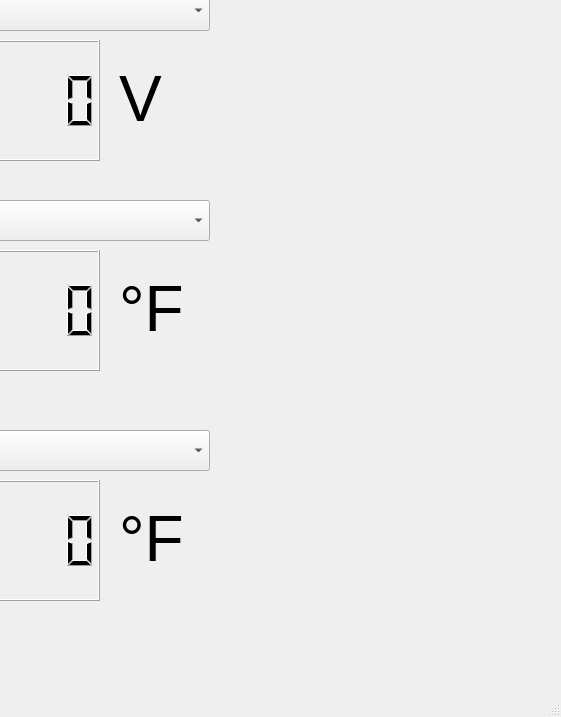
Above: basic_GUI.ui from jbaviation/humidity_cart before the change; both pictures show x 151 to 712 and y 160 to 877 of the 712 by 877 pixel window. Below: the same form after it.
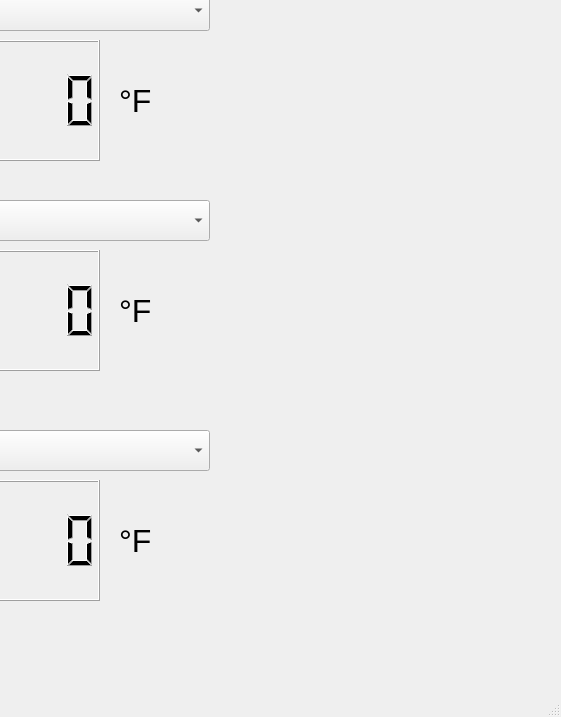
That is the form after the change.

Patch:
```diff
--- a/basic_GUI.ui
+++ b/basic_GUI.ui
@@ -62,12 +62,18 @@
      <rect>
       <x>270</x>
       <y>220</y>
-      <width>151</width>
+      <width>371</width>
       <height>81</height>
      </rect>
     </property>
+    <property name="font">
+     <font>
+      <family>Arial</family>
+      <pointsize>24</pointsize>
+     </font>
+    </property>
     <property name="text">
-     <string>&lt;html&gt;&lt;head/&gt;&lt;body&gt;&lt;p&gt;&lt;span style=&quot; font-size:48pt;&quot;&gt;V&lt;/span&gt;&lt;/p&gt;&lt;/body&gt;&lt;/html&gt;</string>
+     <string>°F</string>
     </property>
    </widget>
    <widget class="QLabel" name="HumGenUnits2">
@@ -75,12 +81,18 @@
      <rect>
       <x>270</x>
       <y>430</y>
-      <width>151</width>
+      <width>381</width>
       <height>81</height>
      </rect>
     </property>
+    <property name="font">
+     <font>
+      <family>Arial</family>
+      <pointsize>24</pointsize>
+     </font>
+    </property>
     <property name="text">
-     <string>&lt;html&gt;&lt;head/&gt;&lt;body&gt;&lt;p&gt;&lt;span style=&quot; font-size:48pt;&quot;&gt;°F&lt;/span&gt;&lt;/p&gt;&lt;/body&gt;&lt;/html&gt;</string>
+     <string>°F</string>
     </property>
    </widget>
    <widget class="QLCDNumber" name="HumGenLCD2">
@@ -160,12 +172,18 @@
      <rect>
       <x>270</x>
       <y>660</y>
-      <width>151</width>
+      <width>401</width>
       <height>81</height>
      </rect>
     </property>
+    <property name="font">
+     <font>
+      <family>Arial</family>
+      <pointsize>24</pointsize>
+     </font>
+    </property>
     <property name="text">
-     <string>&lt;html&gt;&lt;head/&gt;&lt;body&gt;&lt;p&gt;&lt;span style=&quot; font-size:48pt;&quot;&gt;°F&lt;/span&gt;&lt;/p&gt;&lt;/body&gt;&lt;/html&gt;</string>
+     <string>°F</string>
     </property>
    </widget>
    <widget class="QLCDNumber" name="HumGenLCD3">
```
Left out of the diff: 2 changed lines with no effect on the pictures.
